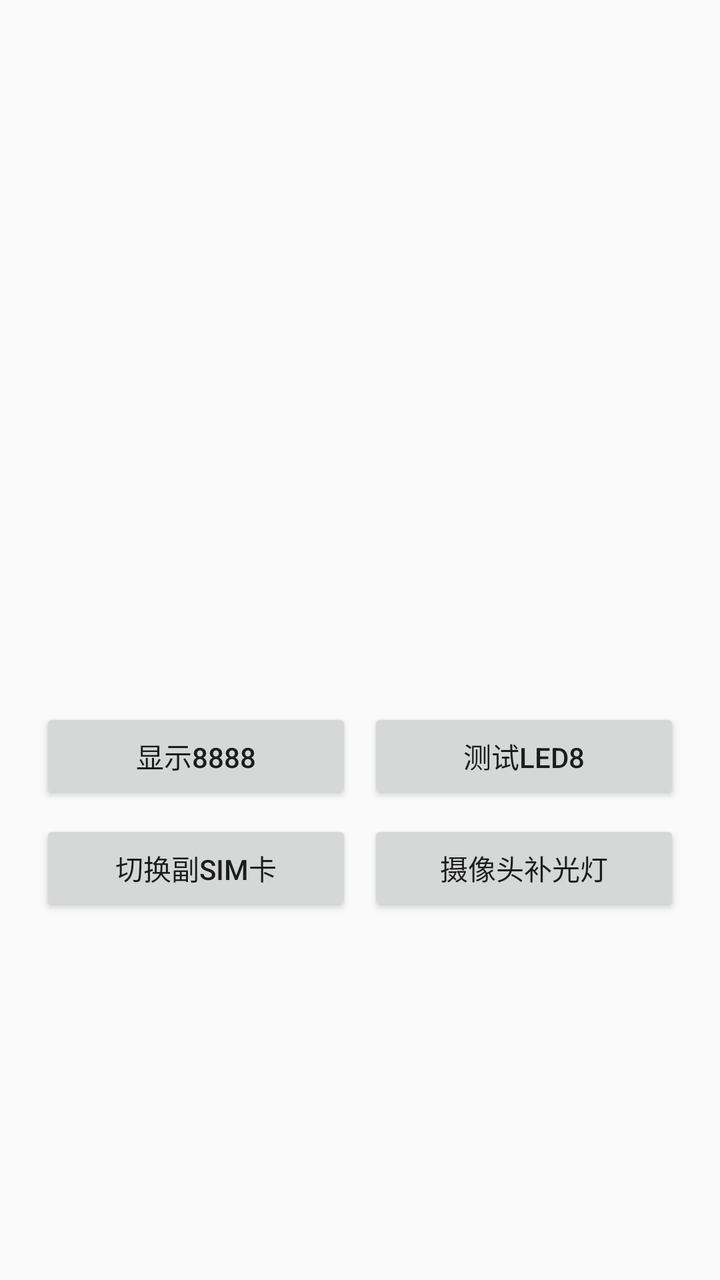
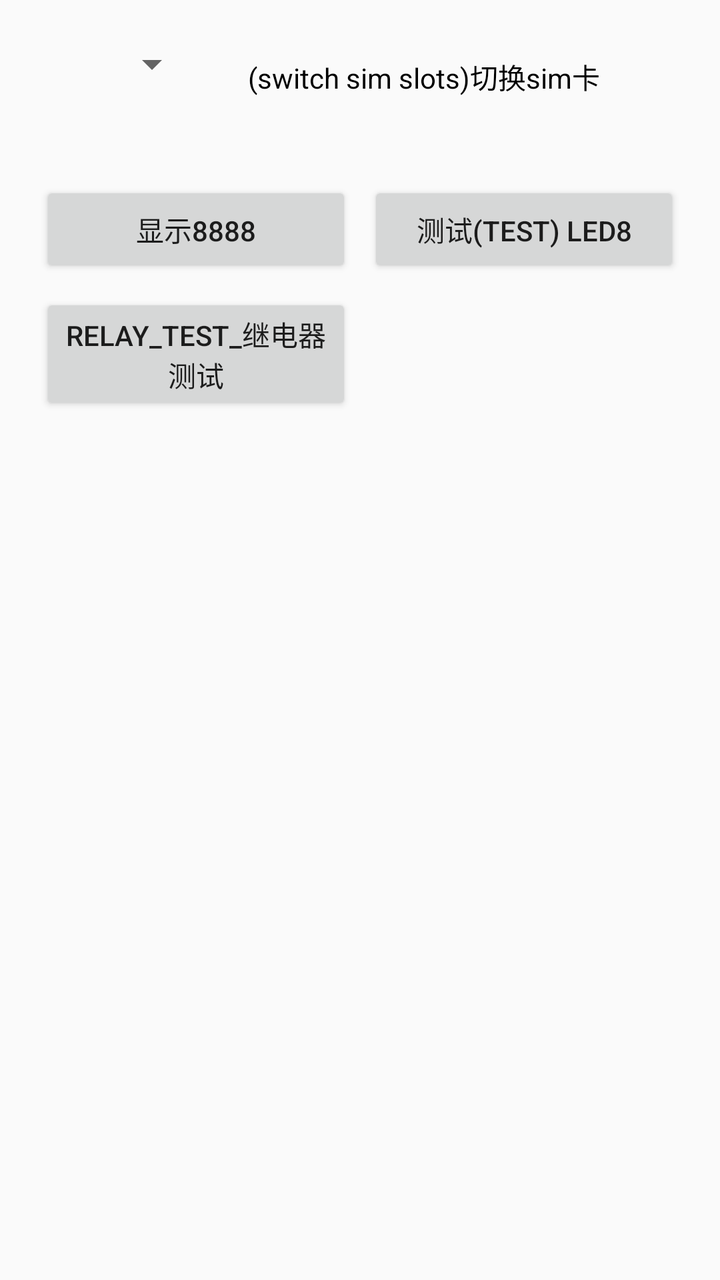

Two renders of the same Android screen: before a commit and after it. Below are the layout's source before the change and the commit's diff.
<!-- AndroidManifest.xml: application theme AppTheme -->
<!-- res/layout/activity_main.xml -->
<?xml version="1.0" encoding="utf-8"?>
<RelativeLayout xmlns:android="http://schemas.android.com/apk/res/android"
    xmlns:tools="http://schemas.android.com/tools"
    android:layout_width="match_parent"
    android:layout_height="match_parent">

    <TextView
        android:id="@+id/textView1"
        android:layout_width="wrap_content"
        android:layout_height="wrap_content"
        android:layout_centerHorizontal="true"
        android:layout_marginTop="16dp"
        android:textSize="18sp"
        android:visibility="gone"
        android:text="LED8 Display Test" />

    <LinearLayout
        android:id="@+id/qr_container"
        android:layout_width="match_parent"
        android:layout_height="wrap_content"
        android:layout_below="@+id/textView1"
        android:layout_marginTop="20dp"
        android:orientation="horizontal"
        android:gravity="center_horizontal"
        android:paddingLeft="16dp"
        android:paddingRight="16dp">

        <ImageView
            android:id="@+id/qrCodeImageView"
            android:layout_width="300dp"
            android:layout_height="300dp"
            android:contentDescription="QR Code" />

        <TextView
            android:id="@+id/qrContentTextView"
            android:layout_width="wrap_content"
            android:layout_height="wrap_content"
            android:layout_marginLeft="16dp"
            android:layout_gravity="center_vertical"
            android:textSize="14sp"
            android:textColor="#000000"
            android:padding="8dp" />

    </LinearLayout>

    <GridLayout
        android:layout_width="match_parent"
        android:layout_height="wrap_content"
        android:layout_below="@+id/qr_container"
        android:layout_marginTop="30dp"
        android:layout_marginLeft="16dp"
        android:layout_marginRight="16dp"
        android:columnCount="2"
        android:rowCount="2"
        android:useDefaultMargins="true">

        <Button
            android:id="@+id/button2"
            android:layout_width="0dp"
            android:layout_height="wrap_content"
            android:layout_columnWeight="1"
            android:layout_gravity="fill_horizontal"
            android:text="显示8888" />

        <Button
            android:id="@+id/button3"
            android:layout_width="0dp"
            android:layout_height="wrap_content"
            android:layout_columnWeight="1"
            android:layout_gravity="fill_horizontal"
            android:text="测试led8" />

        <Button
            android:id="@+id/button4_sim"
            android:layout_width="0dp"
            android:layout_height="wrap_content"
            android:layout_columnWeight="1"
            android:layout_gravity="fill_horizontal"
            android:text="切换副sim卡" />

        <Button
            android:id="@+id/button5_camera_led"
            android:layout_width="0dp"
            android:layout_height="wrap_content"
            android:layout_columnWeight="1"
            android:layout_gravity="fill_horizontal"
            android:text="摄像头补光灯" />

    </GridLayout>

</RelativeLayout>
<!-- resources referenced by this layout -->
<resources>
  <style name="AppTheme" parent="Theme.AppCompat.Light.DarkActionBar">
          
          <item name="colorPrimary">@color/colorPrimary</item>
          <item name="colorPrimaryDark">@color/colorPrimaryDark</item>
          <item name="colorAccent">@color/colorAccent</item>
      </style>
  <color name="colorPrimary">#6200EE</color>
  <color name="colorPrimaryDark">#3700B3</color>
  <color name="colorAccent">#03DAC5</color>
</resources>

<!-- the commit's change to res/layout/activity_main.xml (unified diff, before → after) -->
@@ -25,19 +25,24 @@
         android:paddingLeft="16dp"
         android:paddingRight="16dp">
 
-        <ImageView
-            android:id="@+id/qrCodeImageView"
-            android:layout_width="300dp"
-            android:layout_height="300dp"
-            android:contentDescription="QR Code" />
+
+        <Spinner
+            android:id="@+id/spinner_sim"
+            android:layout_width="wrap_content"
+            android:layout_height="wrap_content"
+            android:layout_columnWeight="1"
+            android:layout_gravity="fill_horizontal"
+            android:text="(switch sim slots)切换sim卡" />
+
 
         <TextView
-            android:id="@+id/qrContentTextView"
+            android:id="@+id/qrContentTextView2"
             android:layout_width="wrap_content"
             android:layout_height="wrap_content"
             android:layout_marginLeft="16dp"
             android:layout_gravity="center_vertical"
             android:textSize="14sp"
+            android:text="(switch sim slots)切换sim卡"
             android:textColor="#000000"
             android:padding="8dp" />
 
@@ -68,15 +73,11 @@
             android:layout_height="wrap_content"
             android:layout_columnWeight="1"
             android:layout_gravity="fill_horizontal"
-            android:text="测试led8" />
+            android:text="测试(test) led8" />
 
-        <Button
-            android:id="@+id/button4_sim"
-            android:layout_width="0dp"
-            android:layout_height="wrap_content"
-            android:layout_columnWeight="1"
-            android:layout_gravity="fill_horizontal"
-            android:text="切换副sim卡" />
+
+
+
 
         <Button
             android:id="@+id/button5_camera_led"
@@ -84,7 +85,7 @@
             android:layout_height="wrap_content"
             android:layout_columnWeight="1"
             android:layout_gravity="fill_horizontal"
-            android:text="摄像头补光灯" />
+            android:text="relay_test_继电器测试" />
 
     </GridLayout>
 
